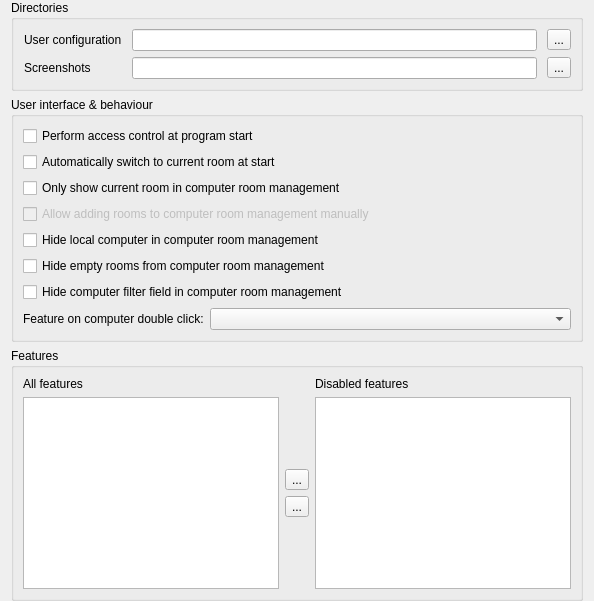
Qt form configurator/forms/MasterConfigurationPage.ui (veyon/veyon) before a commit.
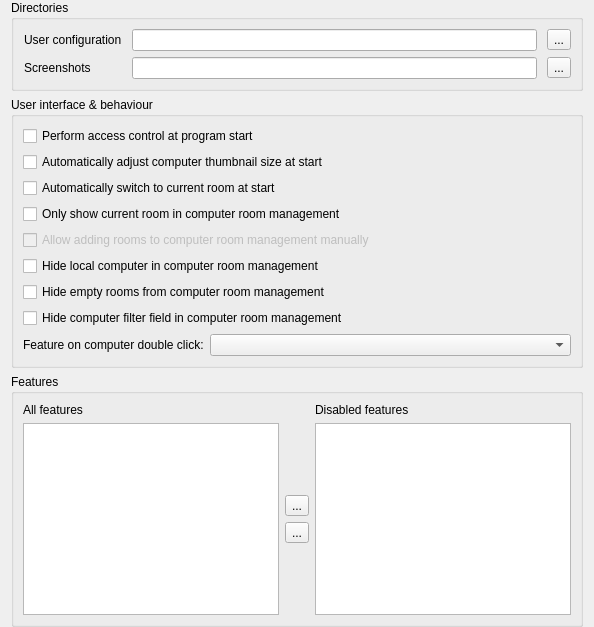
The same form after that commit. Icons and pictures are not drawn.

Commit message: Configurator: MasterConfigurationPage: add checkbox for autoAdjustGridSize

```diff
--- a/configurator/forms/MasterConfigurationPage.ui
+++ b/configurator/forms/MasterConfigurationPage.ui
@@ -137,6 +137,13 @@
         </property>
        </widget>
       </item>
+      <item row="1" column="0" colspan="2">
+       <widget class="QCheckBox" name="autoAdjustGridSize">
+        <property name="text">
+         <string>Automatically adjust computer thumbnail size at start</string>
+        </property>
+       </widget>
+      </item>
      </layout>
     </widget>
    </item>
```
Left out of the diff: 1 changed line with no effect on the pictures.
